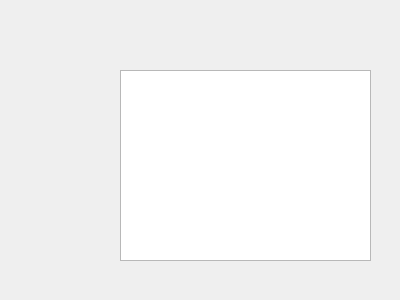
Qt form QtSearchWindow/QtSearchWindow/SearchWindow.ui (haizeiwang10086/file_save_haizeiwang10086) before a commit.
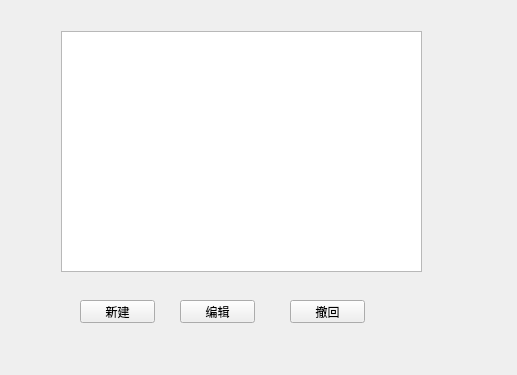
The same form after that commit.

```diff
--- a/QtSearchWindow/QtSearchWindow/SearchWindow.ui
+++ b/QtSearchWindow/QtSearchWindow/SearchWindow.ui
@@ -6,23 +6,62 @@
    <rect>
     <x>0</x>
     <y>0</y>
-    <width>400</width>
-    <height>300</height>
+    <width>517</width>
+    <height>375</height>
    </rect>
   </property>
   <property name="windowTitle">
    <string>Form</string>
   </property>
-  <widget class="QTextEdit" name="textEdit">
+  <widget class="QTableView" name="tableView">
    <property name="geometry">
     <rect>
-     <x>120</x>
-     <y>70</y>
-     <width>251</width>
-     <height>191</height>
+     <x>61</x>
+     <y>31</y>
+     <width>361</width>
+     <height>241</height>
     </rect>
    </property>
   </widget>
+  <widget class="QPushButton" name="AddButton">
+   <property name="geometry">
+    <rect>
+     <x>80</x>
+     <y>300</y>
+     <width>75</width>
+     <height>23</height>
+    </rect>
+   </property>
+   <property name="text">
+    <string>新建</string>
+   </property>
+  </widget>
+  <widget class="QPushButton" name="RecoverButton">
+   <property name="geometry">
+    <rect>
+     <x>290</x>
+     <y>300</y>
+     <width>75</width>
+     <height>23</height>
+    </rect>
+   </property>
+   <property name="text">
+    <string>撤回</string>
+   </property>
+  </widget>
+  <widget class="QPushButton" name="EditButton">
+   <property name="geometry">
+    <rect>
+     <x>180</x>
+     <y>300</y>
+     <width>75</width>
+     <height>23</height>
+    </rect>
+   </property>
+   <property name="text">
+    <string>编辑</string>
+   </property>
+  </widget>
  </widget>
  <resources/>
  <connections/>
```
Left out of the diff: 4 changed lines with no effect on the pictures.
